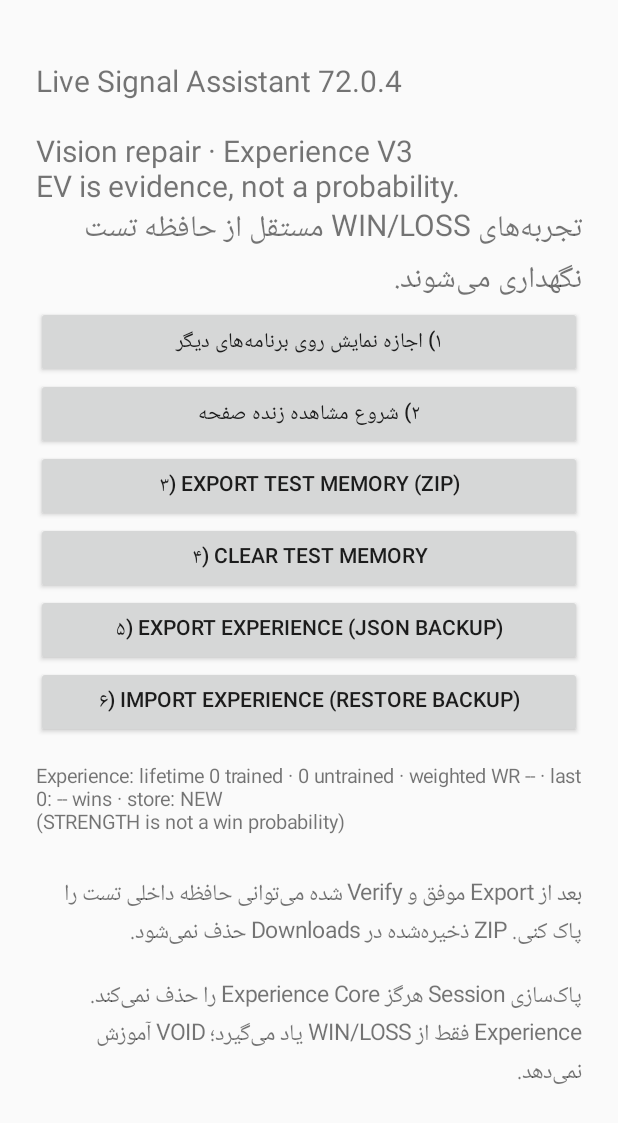
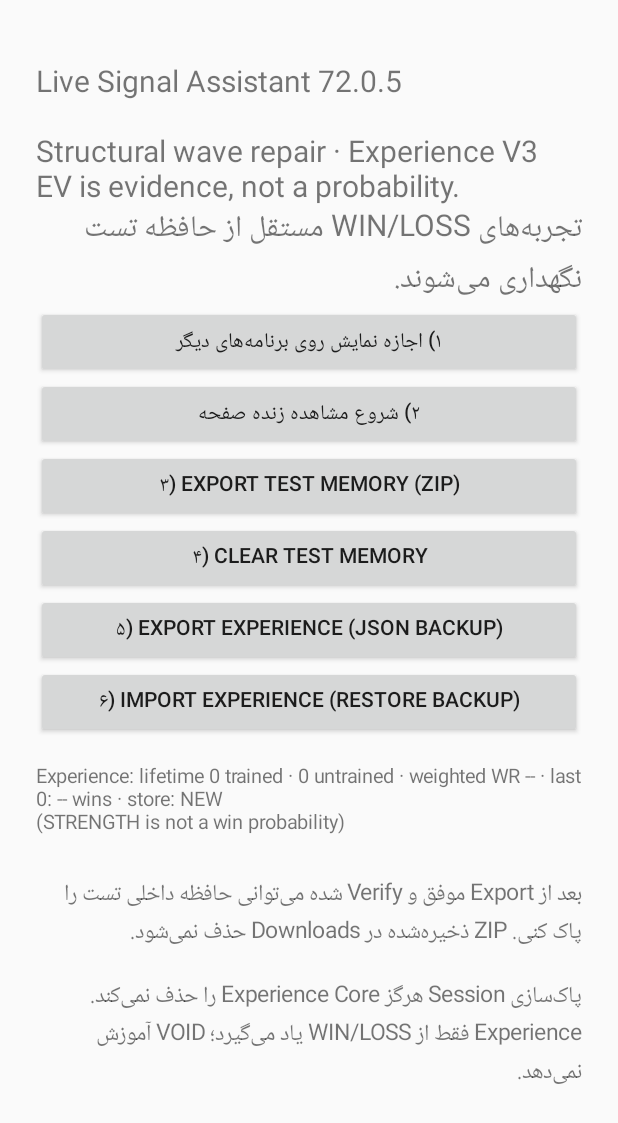
Before and after one commit to Amirrezamah1371/Live-signal-assisent, an Android app: the screen it shows after launch (MainActivity), on a phone screen of 412 x 824 dp. Shown: the top 1123 px of the screen. Run offline under Robolectric (Android 15) with nearby library versions, the phone set to English and light mode, and no system bars.

Commit message:
Ship the signed 72.0.5 structural wave repair build.
Version code 52 uses the same application id and debug signing key. Decision logic is unchanged from the approved wave gate.

Co-authored-by: Amirrezamah1371 <Amirrezamah1371@users.noreply.github.com>

```diff
--- a/build_src/app/build.gradle.kts
+++ b/build_src/app/build.gradle.kts
@@ -11,8 +11,8 @@ android {
         applicationId = "com.example.livesignalassistant.forensic7202"
         minSdk = 26
         targetSdk = 35
-        versionCode = 51
-        versionName = "72.0.4-VISION-REPAIR"
+        versionCode = 52
+        versionName = "72.0.5-STRUCTURAL-WAVE-REPAIR"
     }
 
     signingConfigs {
--- a/build_src/app/src/main/AndroidManifest.xml
+++ b/build_src/app/src/main/AndroidManifest.xml
@@ -9,7 +9,7 @@
         android:allowBackup="true"
         android:fullBackupContent="@xml/backup_rules"
         android:dataExtractionRules="@xml/data_extraction_rules"
-        android:label="Live Signal Assistant 72.0.4 VISION"
+        android:label="Live Signal Assistant 72.0.5 WAVE"
         android:theme="@style/Theme.AppCompat.Light.NoActionBar">
 
         <activity
--- a/build_src/app/src/main/java/com/example/livesignalassistant/CaptureService.kt
+++ b/build_src/app/src/main/java/com/example/livesignalassistant/CaptureService.kt
@@ -23,14 +23,14 @@ class CaptureService:Service(){
  private var projection:MediaProjection?=null;private var reader:ImageReader?=null;private var display:VirtualDisplay?=null
  private var wm:WindowManager?=null;private var brain:TextView?=null;private val bubbles=mutableListOf<View>();private val main=Handler(Looper.getMainLooper());private val worker=Executors.newSingleThreadExecutor();private val evidenceWorker=Executors.newSingleThreadExecutor();private val busy=AtomicBoolean(false)
  private lateinit var memory:MemoryStore;private lateinit var experience:ExperienceStore;private lateinit var pending:PendingTradeStore;private var lastFrameAt=0L;private var lastEvidenceAt=0L;private var cycleStart=SystemClock.elapsedRealtime();private var nextDecisionAt=cycleStart+90000L;private var nextObservationAt=cycleStart+1000L;private val observations=mutableListOf<Obs>();private var cycle=1;private val change=ChangeEngine();private val opportunity=OpportunityCycle();private var lastObsAt=0L
- override fun onCreate(){super.onCreate();opportunity.start(cycleStart);memory=MemoryStore(this);experience=ExperienceStore(this);pending=PendingTradeStore(File(filesDir,"permanent_experience"));channel();startForeground(NID,NotificationCompat.Builder(this,CHANNEL).setContentTitle("72.0.4 · Vision").setContentText("observing · 90s maximum · 1m expiry").setSmallIcon(android.R.drawable.ic_menu_view).setOngoing(true).build());memory.event("SESSION_START")}
+ override fun onCreate(){super.onCreate();opportunity.start(cycleStart);memory=MemoryStore(this);experience=ExperienceStore(this);pending=PendingTradeStore(File(filesDir,"permanent_experience"));channel();startForeground(NID,NotificationCompat.Builder(this,CHANNEL).setContentTitle("72.0.5 · Wave").setContentText("observing · 90s maximum · 1m expiry").setSmallIcon(android.R.drawable.ic_menu_view).setOngoing(true).build());memory.event("SESSION_START")}
  override fun onStartCommand(i:Intent?,f:Int,id:Int):Int{
   if(i?.action==ACTION_EXPORT){val p=memory.exportZip();Toast.makeText(this,"Memory exported: $p",Toast.LENGTH_LONG).show();return START_NOT_STICKY}
   if(!Settings.canDrawOverlays(this)){stopSelf();return START_NOT_STICKY};showBrain();val code=i?.getIntExtra(EXTRA_RESULT_CODE,Activity.RESULT_CANCELED)?:Activity.RESULT_CANCELED;val data:Intent?=if(Build.VERSION.SDK_INT>=33)i?.getParcelableExtra(EXTRA_RESULT_DATA,Intent::class.java) else @Suppress("DEPRECATION") i?.getParcelableExtra(EXTRA_RESULT_DATA)
   if(code!=Activity.RESULT_OK||data==null){stopSelf();return START_NOT_STICKY};if(projection!=null)return START_NOT_STICKY;val mgr=getSystemService(MEDIA_PROJECTION_SERVICE) as MediaProjectionManager;projection=mgr.getMediaProjection(code,data);projection?.registerCallback(object:MediaProjection.Callback(){override fun onStop(){stopSelf()}},main);startCapture();return START_NOT_STICKY
  }
  private fun glass(stroke:Int=0x55FFFFFF)=GradientDrawable().apply{setColor(0xB8FFFFFF.toInt());cornerRadius=42f;setStroke(2,stroke)}
- private fun showBrain(){main.post{if(brain!=null)return@post;wm=getSystemService(WINDOW_SERVICE) as WindowManager;val v=TextView(this).apply{text="72.0.4 · DIAG\ncycle 1";textSize=13f;setTextColor(Color.BLACK);gravity=Gravity.CENTER;setPadding(18,12,18,12);background=glass();elevation=16f};val lp=params(Gravity.TOP or Gravity.END,18,190);wm!!.addView(v,lp);brain=v}}
+ private fun showBrain(){main.post{if(brain!=null)return@post;wm=getSystemService(WINDOW_SERVICE) as WindowManager;val v=TextView(this).apply{text="72.0.5 · DIAG\ncycle 1";textSize=13f;setTextColor(Color.BLACK);gravity=Gravity.CENTER;setPadding(18,12,18,12);background=glass();elevation=16f};val lp=params(Gravity.TOP or Gravity.END,18,190);wm!!.addView(v,lp);brain=v}}
  private fun params(g:Int,x:Int,y:Int)=WindowManager.LayoutParams(WindowManager.LayoutParams.WRAP_CONTENT,WindowManager.LayoutParams.WRAP_CONTENT,if(Build.VERSION.SDK_INT>=26)WindowManager.LayoutParams.TYPE_APPLICATION_OVERLAY else WindowManager.LayoutParams.TYPE_PHONE,WindowManager.LayoutParams.FLAG_NOT_FOCUSABLE or WindowManager.LayoutParams.FLAG_NOT_TOUCH_MODAL or WindowManager.LayoutParams.FLAG_LAYOUT_IN_SCREEN,PixelFormat.TRANSLUCENT).apply{gravity=g;this.x=x;this.y=y}
  private fun startCapture(){val m=resources.displayMetrics;reader=ImageReader.newInstance(m.widthPixels,m.heightPixels,PixelFormat.RGBA_8888,2);display=projection?.createVirtualDisplay("LSA70",m.widthPixels,m.heightPixels,m.densityDpi,DisplayManager.VIRTUAL_DISPLAY_FLAG_AUTO_MIRROR,reader!!.surface,null,main);reader?.setOnImageAvailableListener({r->val now=SystemClock.elapsedRealtime();val im=r.acquireLatestImage()?:return@setOnImageAvailableListener;if(now-lastFrameAt<250||busy.get()){im.close();return@setOnImageAvailableListener};lastFrameAt=now;busy.set(true);try{val p=im.planes[0];val pad=p.rowStride-p.pixelStride*im.width;val tmp=Bitmap.createBitmap(im.width+pad/p.pixelStride,im.height,Bitmap.Config.ARGB_8888);tmp.copyPixelsFromBuffer(p.buffer);val b=Bitmap.createBitmap(tmp,0,0,im.width,im.height);tmp.recycle();worker.execute{try{processFrame(b,now)}finally{b.recycle();busy.set(false)}}}catch(_:Throwable){busy.set(false)}finally{im.close()}},main)}
  private fun recordFrameAsync(b:Bitmap,tag:String){
@@ -61,7 +61,7 @@ class CaptureService:Service(){
    do{nextObservationAt+=1000L}while(nextObservationAt<=now)
   }
   val left=max(0,((nextDecisionAt-now+999)/1000).toInt())
-   main.post{brain?.text="72.0.4 · 90S MAX · ${left}s\ncycle $cycle"}
+   main.post{brain?.text="72.0.5 · 90S MAX · ${left}s\ncycle $cycle"}
   if(now>=nextDecisionAt){
    val alreadyPublished=opportunity.onMaximumWindow(nextDecisionAt)
    finishCycle(b,nextDecisionAt,alreadyPublished)
--- a/build_src/app/src/main/java/com/example/livesignalassistant/MainActivity.kt
+++ b/build_src/app/src/main/java/com/example/livesignalassistant/MainActivity.kt
@@ -50,7 +50,7 @@ class MainActivity : AppCompatActivity() {
 
         val root = LinearLayout(this).apply { orientation = LinearLayout.VERTICAL; setPadding(36,60,36,36) }
         root.addView(TextView(this).apply {
-            text = "Live Signal Assistant 72.0.4\n\nVision repair · Experience V3\nEV is evidence, not a probability.\nتجربه‌های WIN/LOSS مستقل از حافظه تست نگهداری می‌شوند."
+            text = "Live Signal Assistant 72.0.5\n\nStructural wave repair · Experience V3\nEV is evidence, not a probability.\nتجربه‌های WIN/LOSS مستقل از حافظه تست نگهداری می‌شوند."
             textSize = 20f
         })
         root.addView(Button(this).apply {
--- a/build_src/app/src/main/java/com/example/livesignalassistant/MemoryExporter.kt
+++ b/build_src/app/src/main/java/com/example/livesignalassistant/MemoryExporter.kt
@@ -70,7 +70,7 @@ object MemoryExporter {
                 zip.closeEntry()
             }
             zip.putNextEntry(ZipEntry("README.txt"))
-            zip.write("Live Signal Assistant 72.0.4 memory export. EV is direction evidence and is NOT a calibrated win probability. Session memory is deleted only after explicit user confirmation. Permanent Experience Core is NEVER cleared by session cleanup.\n".toByteArray())
+            zip.write("Live Signal Assistant 72.0.5 memory export. EV is direction evidence and is NOT a calibrated win probability. Session memory is deleted only after explicit user confirmation. Permanent Experience Core is NEVER cleared by session cleanup.\n".toByteArray())
             zip.closeEntry()
         }
 
```
Also changed, not shown: 1 other file.
